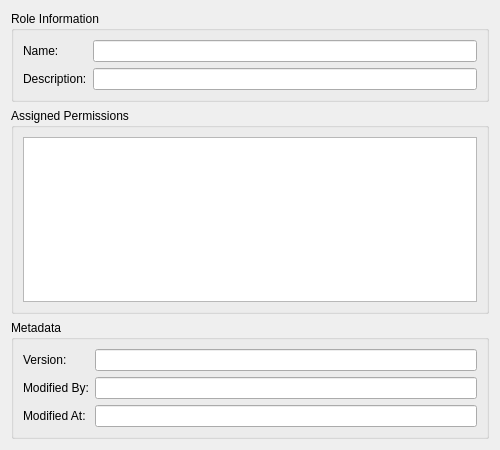
This is projects/ores.qt/ui/RoleDetailDialog.ui in OreStudio/OreStudio as Qt 5 draws it before an edit. The edited form follows.
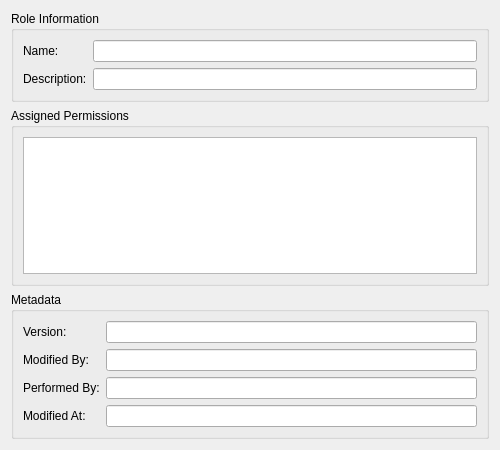
This is the edited form.

Commit message:
[qt] Add Performed By field to remaining detail dialogs
Adds read-only performedByEdit to the metadata section of 13 detail
dialogs that were missing it: Currency, Country, BusinessCentre,
ChangeReason, ChangeReasonCategory, Account, Role, Tenant, TenantType,
FeatureFlag, DatasetBundle, NatureDimension, OriginDimension.

```diff
--- a/projects/ores.qt/ui/RoleDetailDialog.ui
+++ b/projects/ores.qt/ui/RoleDetailDialog.ui
@@ -111,13 +111,28 @@
        </widget>
       </item>
       <item row="2" column="0">
+       <widget class="QLabel" name="labelPerformedBy">
+        <property name="text">
+         <string>Performed By:</string>
+        </property>
+       </widget>
+      </item>
+      <item row="2" column="1">
+       <widget class="QLineEdit" name="performedByEdit">
+        <property name="readOnly">
+         <bool>true</bool>
+        </property>
+       </widget>
+      </item>
+
+      <item row="3" column="0">
        <widget class="QLabel" name="labelModifiedAt">
         <property name="text">
          <string>Modified At:</string>
         </property>
        </widget>
       </item>
-      <item row="2" column="1">
+      <item row="3" column="1">
        <widget class="QLineEdit" name="modifiedAtEdit">
         <property name="readOnly">
          <bool>true</bool>
```
The commit also changes 26 other files.
